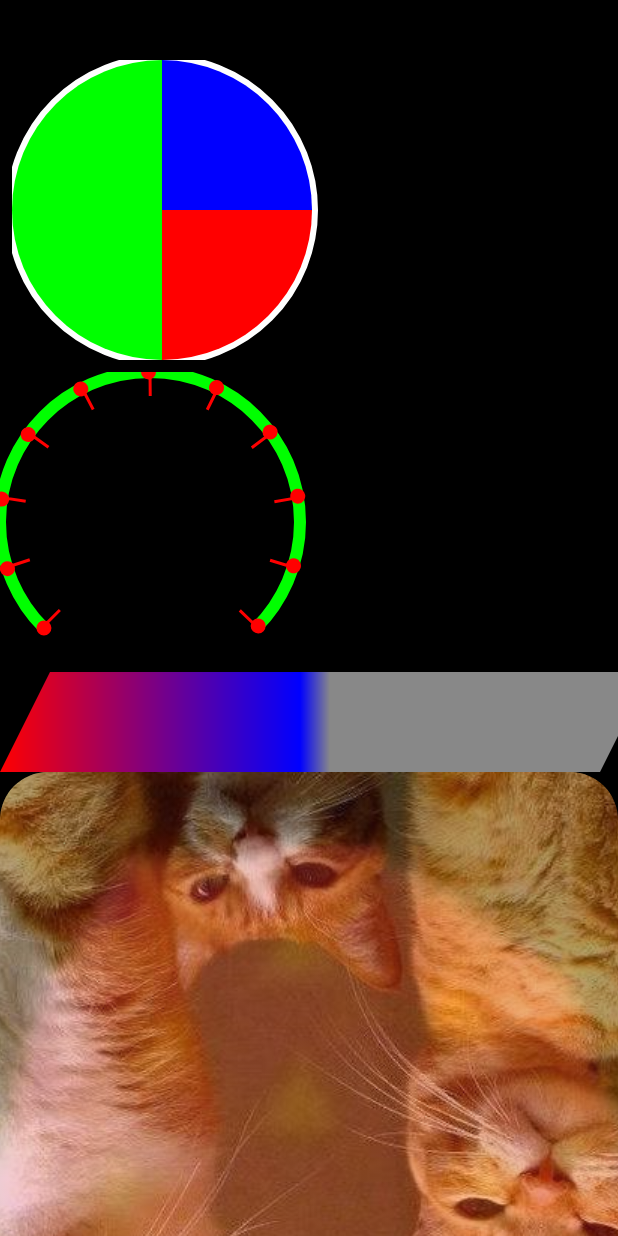
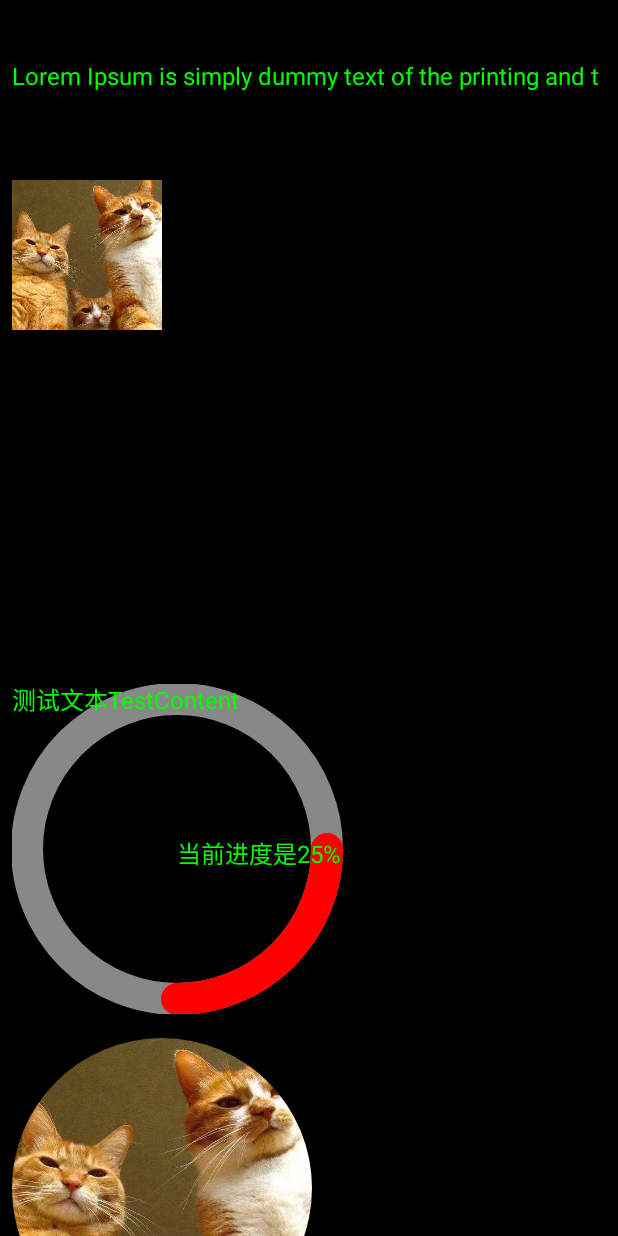
Before and after one commit to yukaida/ExampleApp, an Android app: the screen it shows after launch (CustomViewActivity), on a phone screen of 412 x 824 dp. Run offline under Robolectric (Android 15) with nearby library versions, the phone set to English and light mode, and no system bars; plain views replace CanvasView.

Commit message:
添加 文本自定义绘制部分

```diff
--- /dev/null
+++ b/app/src/main/java/com/yukaida/exampleapplication/utils/ViewUtils.kt
@@ -0,0 +1,26 @@
+package com.yukaida.exampleapplication.utils
+
+import android.content.res.Resources
+import android.graphics.Bitmap
+import android.graphics.BitmapFactory
+import com.yukaida.exampleapplication.R
+
+
+fun getAvatar(width: Int, resID: Int,resources: Resources): Bitmap {
+    val options = BitmapFactory.Options()
+    options.inJustDecodeBounds = true
+    BitmapFactory.decodeResource(
+        resources,
+        resID,
+        options
+    )
+    options.inJustDecodeBounds = false
+
+    options.inDensity = options.outWidth
+    options.inTargetDensity = width
+    return BitmapFactory.decodeResource(
+        resources,
+        resID,
+        options
+    )
+}
--- a/app/src/main/java/com/yukaida/exampleapplication/view/customView/CustomPieView.kt
+++ b/app/src/main/java/com/yukaida/exampleapplication/view/customView/CustomPieView.kt
@@ -6,42 +6,93 @@ import android.graphics.Color
 import android.graphics.Paint
 import android.graphics.RectF
 import android.util.AttributeSet
+import android.util.Log
 import android.view.View
+import androidx.core.math.MathUtils
 import com.yukaida.exampleapplication.utils.px
+import kotlin.math.cos
+import kotlin.math.sin
 
-//自定义view 饼图
+//自定义view 饼图 PieChart
 class CustomPieView(context: Context, attributeSet: AttributeSet) : View(context, attributeSet) {
+    private  val TAG = "CustomPieView"
+    //半径
+    private val radius = 100f.px
 
-    private val radius = 100f.px
+    //外圈描边宽度 (描边是同时向内外扩散 这里要设成实际想要值的两倍)
+    private val circleStrokeWidth = 4f.px
+
+    //描边圆圈中心
+    private val circleCenterWidth = radius + circleStrokeWidth
+
+    //饼图 外框矩形 右下角坐标 (宽=高 从左上角开始画 隔出描边距离)
+    private val circleBottomRight = radius * 2 + circleStrokeWidth
+
+    //饼图 外框矩形
+    private val rectF =
+        RectF(circleStrokeWidth, circleStrokeWidth, circleBottomRight, circleBottomRight)
+
+    //角度
+    private val arcAngleArray = floatArrayOf(30f, 45f, 75f, 90f, 120f)
+
+    //颜色
+    private val arcColorArray =
+        intArrayOf(Color.RED, Color.GREEN, Color.BLUE, Color.YELLOW, Color.CYAN)
+
+
     private val paintCircle = Paint().apply {
         color = Color.WHITE
-        strokeWidth = 8f.px
+        strokeWidth = circleStrokeWidth
         style = Paint.Style.STROKE
+        isAntiAlias = true
     }
 
     private val paintArc = Paint().apply {
         color = Color.WHITE
         style = Paint.Style.FILL
+        isAntiAlias = true
     }
 
-    private val arcAngleArray = floatArrayOf(90f, 180f, 90f)
-    private val arcColorArray = intArrayOf(Color.RED, Color.GREEN, Color.BLUE)
 
     override fun onDraw(canvas: Canvas) {
         super.onDraw(canvas)
 
+
         with(canvas) {
-            drawCircle(radius, radius, radius, paintCircle)
+
+            if (circleStrokeWidth > 0f) {
+                drawCircle(circleCenterWidth, circleCenterWidth, radius, paintCircle)
+            }
+
 
             var currentAngle = 0f
-            val rectF = RectF(0f, 0f, radius * 2, radius * 2)
 
-            arcAngleArray.forEachIndexed { index, indexAngke ->
-                drawArc(rectF, currentAngle, indexAngke, true, paintArc.apply {
+            arcAngleArray.forEachIndexed { index, indexAngle ->
+                drawArc(rectF, currentAngle, indexAngle, true, paintArc.apply {
                     color = arcColorArray[index]
                 })
-                currentAngle += indexAngke
+
+                val radians=Math.toRadians(currentAngle.toDouble()+indexAngle/2)
+
+                val mathY = sin(radians) * radius
+                val mathX = cos(radians) * radius
+
+                Log.d(TAG, "onDraw: currentAngle $currentAngle")
+                Log.d(TAG, "onDraw: x $mathX")
+                Log.d(TAG, "onDraw: y $mathY")
+
+
+                drawText("Pie$index",
+                    (circleCenterWidth+mathX).toFloat(), (circleCenterWidth + mathY).toFloat(), Paint().apply {
+                        textSize=16f.px
+                        color=Color.WHITE
+                    })
+
+
+                currentAngle += indexAngle
+
             }
+
         }
     }
 }
--- /dev/null
+++ b/app/src/main/java/com/yukaida/exampleapplication/view/customView/TextMeasureView.kt
@@ -0,0 +1,78 @@
+package com.yukaida.exampleapplication.view.customView
+
+import android.content.Context
+import android.graphics.Canvas
+import android.graphics.Color
+import android.graphics.Paint
+import android.graphics.Rect
+import android.graphics.RectF
+import android.util.AttributeSet
+import android.util.Log
+import android.view.View
+import com.yukaida.exampleapplication.utils.px
+
+class TextMeasureView(context: Context, attributeSet: AttributeSet) : View(context, attributeSet) {
+    private val TAG = "TextMeasureView"
+
+    val paint = Paint(Paint.ANTI_ALIAS_FLAG).apply {
+        strokeWidth = 32f
+        style = Paint.Style.STROKE
+        strokeCap = Paint.Cap.ROUND
+    }
+
+    val textPaint = Paint(Paint.ANTI_ALIAS_FLAG).apply {
+        color = Color.GREEN
+        textSize = 16f.px
+        style = Paint.Style.FILL
+        textAlign = Paint.Align.CENTER
+
+    }
+    val rectF = RectF(10f.px, 10f.px, 210f.px, 210f.px)
+
+    val textBounds = Rect()
+    val textMetrics: Paint.FontMetrics = textPaint.fontMetrics
+
+    val textContent = "当前进度是25%"
+
+    override fun onDraw(canvas: Canvas) {
+        super.onDraw(canvas)
+
+        with(canvas) {
+            drawOval(rectF, paint.apply {
+                color = Color.GRAY
+            })
+
+            drawArc(rectF, 0f, 90f, false, paint.apply {
+                color = Color.RED
+            })
+
+
+            textPaint.getTextBounds(textContent, 0, textContent.length, textBounds)
+
+//            drawText(
+//                textContent,
+//                110f.px,
+//                110f.px - ((textBounds.top - textBounds.bottom) / 2),
+//                textPaint
+//            )
+            drawText(
+                textContent,
+                110f.px,
+                110f.px - ((textPaint.ascent() - textPaint.descent()) / 2),
+                textPaint
+            )
+
+            Log.d(TAG, "onDraw: top ${textMetrics.top}   bottom ${textMetrics.bottom} ")
+            drawText(
+                "测试文本TestContent",
+                0f,
+                -textMetrics.top,
+                textPaint.apply {
+                    textAlign = Paint.Align.LEFT
+                })
+
+            textPaint.fontSpacing
+
+        }
+    }
+}
--- /dev/null
+++ b/app/src/main/java/com/yukaida/exampleapplication/view/customView/TextRoundImageView.kt
@@ -0,0 +1,59 @@
+package com.yukaida.exampleapplication.view.customView
+
+import android.content.Context
+import android.graphics.Canvas
+import android.graphics.Color
+import android.graphics.Paint
+import android.text.StaticLayout
+import android.text.TextPaint
+import android.util.AttributeSet
+import android.view.View
+import com.yukaida.exampleapplication.R
+import com.yukaida.exampleapplication.utils.getAvatar
+import com.yukaida.exampleapplication.utils.px
+
+class TextRoundImageView(context: Context, attributeSet: AttributeSet) :
+    View(context, attributeSet) {
+    val textContent =
+        "Lorem Ipsum is simply dummy text of the printing and typesetting industry. Lorem Ipsum has been the industry's standard dummy text ever since the 1500s, when an unknown printer took a galley of type and scrambled it to make a type specimen book. It has survived not only five centuries, but also the leap into electronic typesetting, remaining essentially unchanged. It was popularised in the 1960s with the release of Letraset sheets containing Lorem Ipsum passages, and more recently with desktop publishing software like Aldus PageMaker including versions of Lorem Ipsum."
+
+    val bitmap = getAvatar(100f.px.toInt(), R.drawable.cat_square, resources)
+
+    val paint = Paint(Paint.ANTI_ALIAS_FLAG).apply {
+
+
+    }
+
+    val textPaint = TextPaint().apply {
+        color = Color.GREEN
+        textSize = 16f.px
+    }
+
+
+    val staticLayout by lazy {
+        StaticLayout.Builder.obtain(textContent, 0, textContent.length, textPaint, measuredWidth)
+            .build()
+    }
+
+    var start = 0
+
+    override fun onDraw(canvas: Canvas) {
+        super.onDraw(canvas)
+
+
+        with(canvas) {
+//            staticLayout.draw(canvas)
+            drawBitmap(
+                bitmap,
+                0f,
+                80f.px,
+                paint
+            )
+
+
+            val count = textPaint.breakText(textContent, true, width.toFloat(), floatArrayOf(0f))
+            drawText(textContent, 0, count, 0f, -textPaint.fontMetrics.top, textPaint)
+
+        }
+    }
+}
--- /dev/null
+++ b/app/src/main/java/com/yukaida/exampleapplication/view/customView/XferModeView.kt
@@ -0,0 +1,45 @@
+package com.yukaida.exampleapplication.view.customView
+
+import android.content.Context
+import android.graphics.BitmapFactory
+import android.graphics.Canvas
+import android.graphics.Paint
+import android.graphics.PorterDuff
+import android.graphics.PorterDuffXfermode
+import android.graphics.RectF
+import android.graphics.Xfermode
+import android.util.AttributeSet
+import android.view.View
+import com.yukaida.exampleapplication.R
+import com.yukaida.exampleapplication.utils.getAvatar
+import com.yukaida.exampleapplication.utils.px
+
+class XferModeView(context: Context, attributeSet: AttributeSet) : View(context, attributeSet) {
+    val paint = Paint(Paint.ANTI_ALIAS_FLAG).apply {
+    }
+
+    val xfermodeSRCIN = PorterDuffXfermode(
+        PorterDuff.Mode.SRC_IN
+    )
+
+    val bitmap = getAvatar(200f.px.toInt(), R.drawable.cat_square, resources)
+
+    val rectF = RectF(0f, 0f, 200f.px, 200f.px)
+
+    override fun onDraw(canvas: Canvas) {
+        super.onDraw(canvas)
+
+        with(canvas) {
+            val layerCount = saveLayer(rectF, paint)
+
+            canvas.drawOval(rectF, paint)
+            paint.xfermode = xfermodeSRCIN
+
+            drawBitmap(bitmap, 0f, 0f, paint)
+            paint.xfermode = null
+
+            restoreToCount(layerCount)
+        }
+
+    }
+}
--- a/app/src/main/res/layout/activity_custom_view.xml
+++ b/app/src/main/res/layout/activity_custom_view.xml
@@ -1,5 +1,4 @@
 <?xml version="1.0" encoding="utf-8"?>
-
 <ScrollView xmlns:android="http://schemas.android.com/apk/res/android"
     xmlns:app="http://schemas.android.com/apk/res-auto"
     xmlns:tools="http://schemas.android.com/tools"
@@ -21,14 +20,29 @@
         <!--        android:layout_width="match_parent"-->
         <!--        android:layout_height="match_parent" />-->
 
+        <com.yukaida.exampleapplication.view.customView.TextRoundImageView
+            android:layout_width="match_parent"
+            android:layout_height="400dp"
+            android:layout_margin="8dp" />
+
+        <com.yukaida.exampleapplication.view.customView.TextMeasureView
+            android:layout_width="match_parent"
+            android:layout_height="220dp"
+            android:layout_margin="8dp" />
+
+        <com.yukaida.exampleapplication.view.customView.XferModeView
+            android:layout_width="match_parent"
+            android:layout_height="220dp"
+            android:layout_margin="8dp" />
+
         <com.yukaida.exampleapplication.view.customView.CustomPieView
             android:layout_width="match_parent"
-            android:layout_height="200dp"
+            android:layout_height="220dp"
             android:layout_margin="8dp" />
 
         <com.yukaida.exampleapplication.view.customView.TestView
             android:layout_width="match_parent"
-            android:layout_height="200dp" />
+            android:layout_height="210dp" />
 
 
         <com.yukaida.exampleapplication.view.customView.CvProgressBar
```
